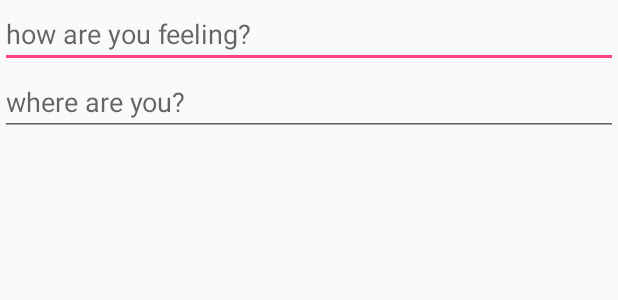
After one commit to lullabelle/moodTrackerUni, an Android app: the layout entry_input_form.xml on its own in the app's theme, with its tools: preview values and no code run, on a phone screen of 412 x 824 dp. The commit adds this screen. Shown: the top 300 px of the screen. Run offline under Robolectric (Android 15) with nearby library versions, the phone set to English and light mode, and no system bars.

Commit message:
add input fragment display data can be added. sql helper classes and db connection. Toast notifications

```diff
--- /dev/null
+++ b/app/src/main/res/layout/entry_input_form.xml
@@ -0,0 +1,30 @@
+<RelativeLayout xmlns:android="http://schemas.android.com/apk/res/android"
+    xmlns:tools="http://schemas.android.com/tools"
+    android:layout_width="match_parent"
+    android:layout_height="match_parent" >
+
+    <EditText
+        android:id="@+id/editTextMoodName"
+        android:layout_width="match_parent"
+        android:layout_height="wrap_content"
+        android:layout_alignParentLeft="true"
+        android:layout_alignParentTop="true"
+        android:hint="how are you feeling?"
+        android:singleLine="true" >
+
+        <requestFocus />
+    </EditText>
+
+    <EditText
+        android:id="@+id/editTextLocation"
+        android:layout_width="match_parent"
+        android:layout_height="wrap_content"
+        android:layout_alignParentLeft="true"
+        android:layout_below="@+id/editTextMoodName"
+        android:hint="where are you?"
+        android:singleLine="true" />
+
+    <!--add date field capture-->
+    <!--add image picker-->
+
+</RelativeLayout>
--- a/app/src/main/res/values/colors.xml
+++ b/app/src/main/res/values/colors.xml
@@ -1,6 +1,6 @@
 <?xml version="1.0" encoding="utf-8"?>
 <resources>
-    <color name="colorPrimary">#3F51B5</color>
+    <color name="colorPrimary">#3f51b5</color>
     <color name="colorPrimaryDark">#303F9F</color>
     <color name="colorAccent">#FF4081</color>
 </resources>
```
Also changed, not shown: app/src/main/java/com/kainos/joannec/moodtrackeruni/DatabaseConnection.java (added, +39 -0 lines), app/src/main/java/com/kainos/joannec/moodtrackeruni/Entry.java (added, +15 -0 lines), app/src/main/java/com/kainos/joannec/moodtrackeruni/EntryController.java (added, +29 -0 lines), app/src/main/java/com/kainos/joannec/moodtrackeruni/MainActivity.java (+3 -38 lines), app/src/main/java/com/kainos/joannec/moodtrackeruni/OnClickListenerCreateEntry.java (added, +51 -0 lines), app/src/main/res/layout/activity_main.xml (+1 -7 lines), app/src/main/res/layout/content_main.xml (+21 -13 lines), app/build.gradle (line endings or trailing spaces).
